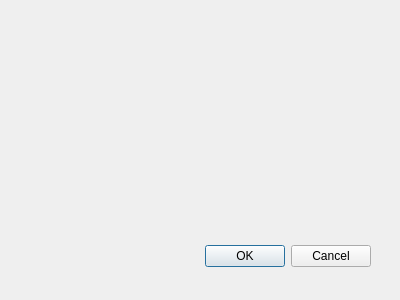
This is homework_2/arithmetic_generation_tool_ui/dialog1.ui in Roarcannotprogramming/homework_2 as Qt 5 draws it before an edit. The edited form follows.
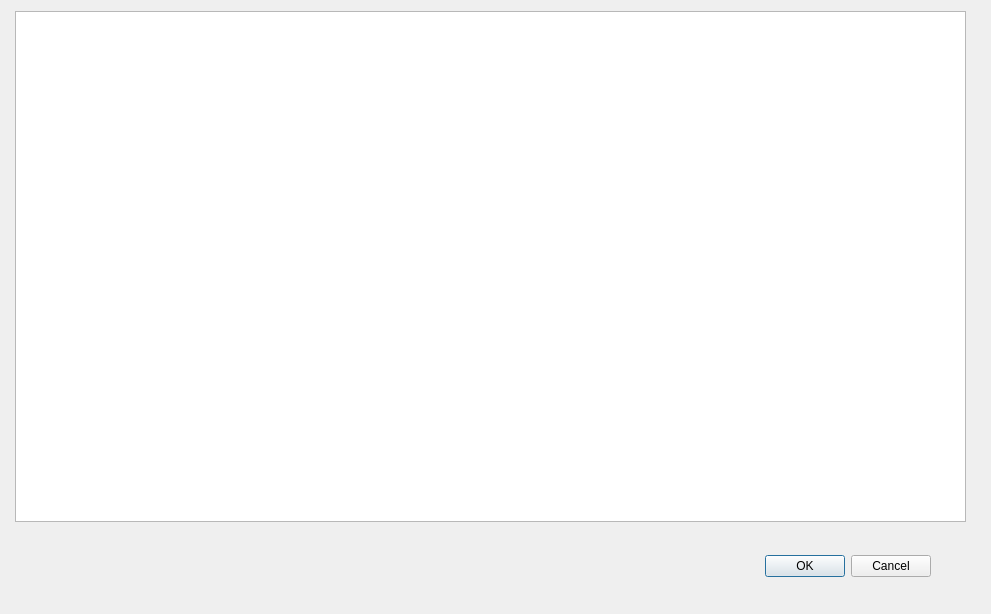
This is the edited form.

Patch:
```diff
--- a/homework_2/arithmetic_generation_tool_ui/dialog1.ui
+++ b/homework_2/arithmetic_generation_tool_ui/dialog1.ui
@@ -8,8 +8,8 @@
    <rect>
     <x>0</x>
     <y>0</y>
-    <width>400</width>
-    <height>300</height>
+    <width>991</width>
+    <height>614</height>
    </rect>
   </property>
   <property name="windowTitle">
@@ -18,8 +18,8 @@
   <widget class="QDialogButtonBox" name="buttonBox">
    <property name="geometry">
     <rect>
-     <x>30</x>
-     <y>240</y>
+     <x>590</x>
+     <y>550</y>
      <width>341</width>
      <height>32</height>
     </rect>
@@ -31,6 +31,16 @@
     <set>QDialogButtonBox::Cancel|QDialogButtonBox::Ok</set>
    </property>
   </widget>
+  <widget class="QTableView" name="tableView">
+   <property name="geometry">
+    <rect>
+     <x>15</x>
+     <y>11</y>
+     <width>951</width>
+     <height>511</height>
+    </rect>
+   </property>
+  </widget>
  </widget>
  <pixmapfunction/>
  <resources/>
```
Left out of the diff: 5 changed lines with no effect on the pictures.
